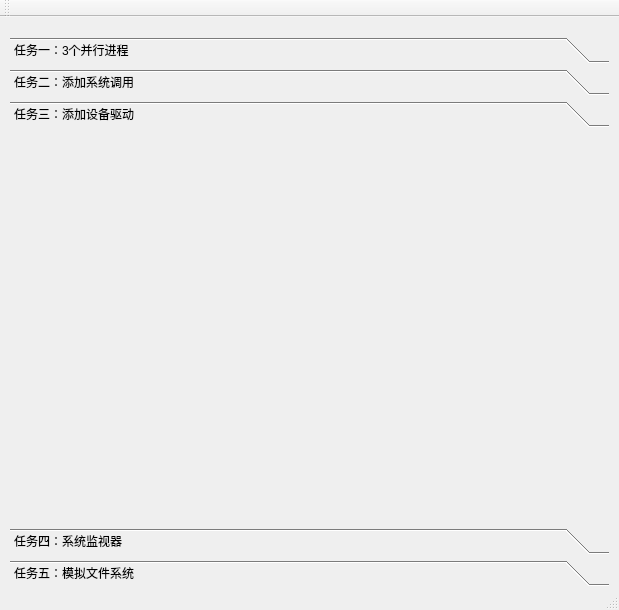
Old version of the form OS-design/mainwindow.ui in the repository huieric/OS-project.
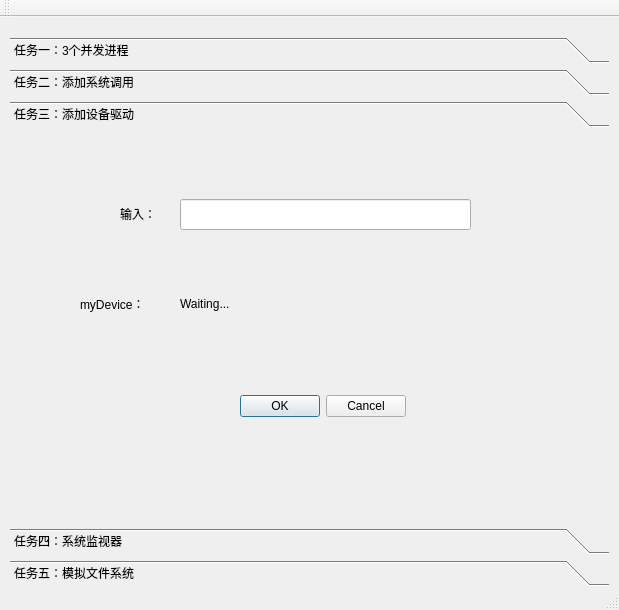
New version of the form. The open tabs and pages were chosen to show the change.

```diff
--- a/OS-design/mainwindow.ui
+++ b/OS-design/mainwindow.ui
@@ -52,7 +52,7 @@
          </rect>
         </property>
         <attribute name="label">
-         <string>任务一：3个并行进程</string>
+         <string>任务一：3个并发进程</string>
         </attribute>
        </widget>
        <widget class="QWidget" name="page_2">
@@ -80,6 +80,68 @@
         <attribute name="label">
          <string>任务三：添加设备驱动</string>
         </attribute>
+        <widget class="QLineEdit" name="lineEdit">
+         <property name="geometry">
+          <rect>
+           <x>170</x>
+           <y>66</y>
+           <width>291</width>
+           <height>31</height>
+          </rect>
+         </property>
+        </widget>
+        <widget class="QLabel" name="label_11">
+         <property name="geometry">
+          <rect>
+           <x>170</x>
+           <y>150</y>
+           <width>291</width>
+           <height>41</height>
+          </rect>
+         </property>
+         <property name="text">
+          <string>Waiting...</string>
+         </property>
+        </widget>
+        <widget class="QLabel" name="label_12">
+         <property name="geometry">
+          <rect>
+           <x>110</x>
+           <y>70</y>
+           <width>51</width>
+           <height>21</height>
+          </rect>
+         </property>
+         <property name="text">
+          <string>输入：</string>
+         </property>
+        </widget>
+        <widget class="QLabel" name="label_13">
+         <property name="geometry">
+          <rect>
+           <x>70</x>
+           <y>160</y>
+           <width>81</width>
+           <height>21</height>
+          </rect>
+         </property>
+         <property name="text">
+          <string>myDevice：</string>
+         </property>
+        </widget>
+        <widget class="QDialogButtonBox" name="buttonBox">
+         <property name="geometry">
+          <rect>
+           <x>220</x>
+           <y>260</y>
+           <width>176</width>
+           <height>27</height>
+          </rect>
+         </property>
+         <property name="standardButtons">
+          <set>QDialogButtonBox::Cancel|QDialogButtonBox::Ok</set>
+         </property>
+        </widget>
        </widget>
        <widget class="QWidget" name="page_4">
         <property name="geometry">
```
Left out of the diff: 64 changed lines with no effect on the pictures.
